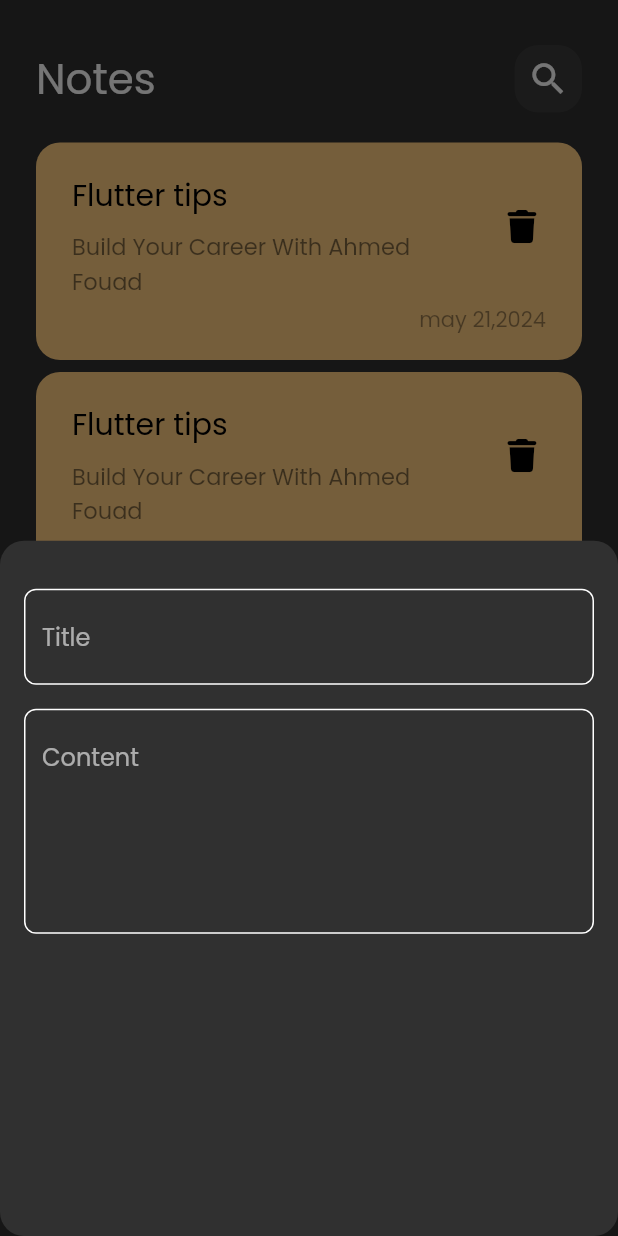
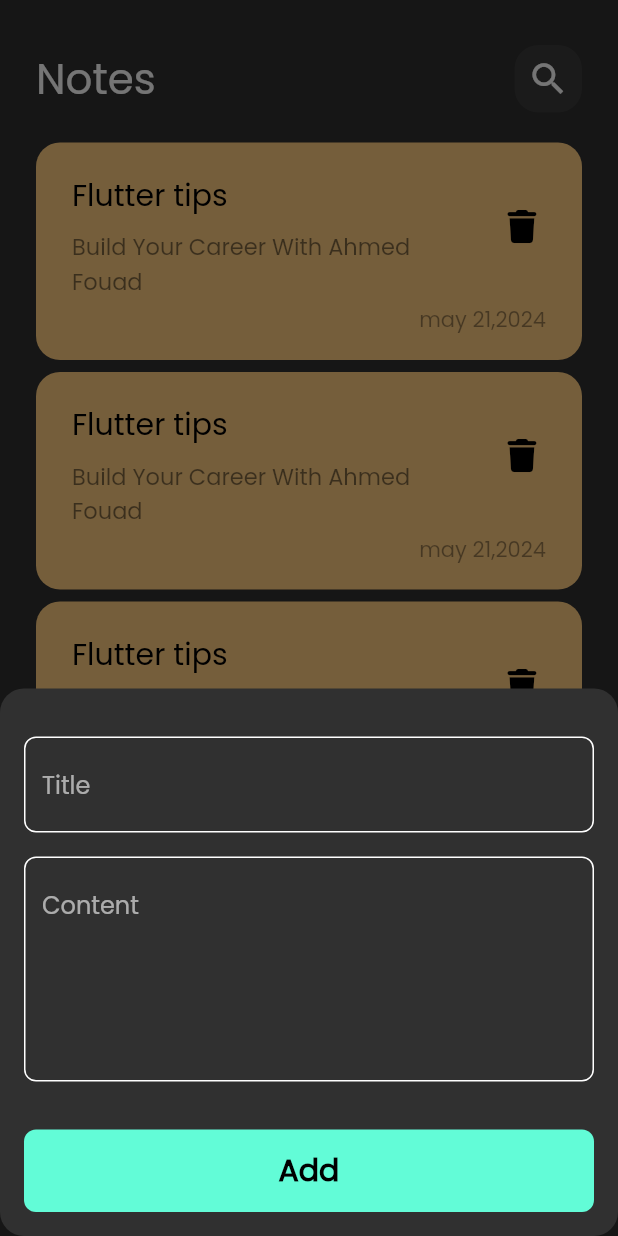
Before and after one commit to ahmadfouadalwakeal/NotesApp, a Flutter app: the screen it shows after launch, after a tap on the "add" icon, on a phone screen of 412 x 824 dp. Run offline on Flutter 3.47's test engine with Material 2 defaults, Android fonts, the phone set to English and light mode, and no system bars; our stand-ins replace font_awesome_flutter.

Commit message:
finish  notes bottom sheet

```diff
--- a/notes_app/lib/Widgets/Add_Note _Buttun_Sheet.dart
+++ b/notes_app/lib/Widgets/Add_Note _Buttun_Sheet.dart
@@ -1,4 +1,5 @@
 import 'package:flutter/material.dart';
+import 'package:notes_app/Widgets/custom_button.dart';
 import 'package:notes_app/Widgets/custom_text_field.dart';
 import 'package:notes_app/constants.dart';
 
@@ -9,16 +10,18 @@ class AddNoteBottomSheet extends StatelessWidget {
   Widget build(BuildContext context) {
     return Padding(
       padding: const EdgeInsets.symmetric(horizontal: 16.0),
+      child: SingleChildScrollView(
         child: Column(
           children: [
             SizedBox(height: 32,),
             customtextfield(hint: 'Title',),
             SizedBox(height: 16,),
             customtextfield(hint: 'Content',maxlines: 5,),
-          SizedBox(height: 50,),
-
-
+            SizedBox(height: 32,),
+            CustomButton(),
+            SizedBox(height: 16,),
           ],
+        ),
       ),
     );
   }
--- /dev/null
+++ b/notes_app/lib/Widgets/custom_button.dart
@@ -0,0 +1,24 @@
+import 'package:flutter/material.dart';
+import 'package:notes_app/constants.dart';
+
+class CustomButton extends StatelessWidget {
+  const CustomButton({super.key});
+
+  @override
+  Widget build(BuildContext context) {
+    return Container(
+      width: MediaQuery.of(context).size.width,
+      height: 55,
+      decoration: BoxDecoration(
+        borderRadius: BorderRadius.circular(8),
+        color: kPrimaryColor,
+      ),
+      child: Center(
+        child: Text(
+          'Add',
+          style: TextStyle(fontWeight: FontWeight.bold, fontSize: 20,color: Colors.black),
+        ),
+      ),
+    );
+  }
+}
```
Lines whose indentation alone changed are shown as unchanged.
